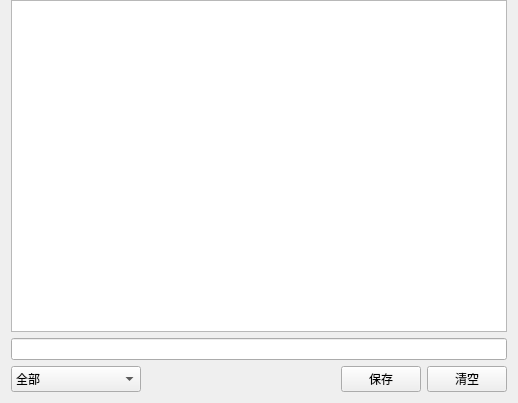
3548848289/UniFileHub, file ClipBoard/ui/ClipboardView.ui: the form before one commit.
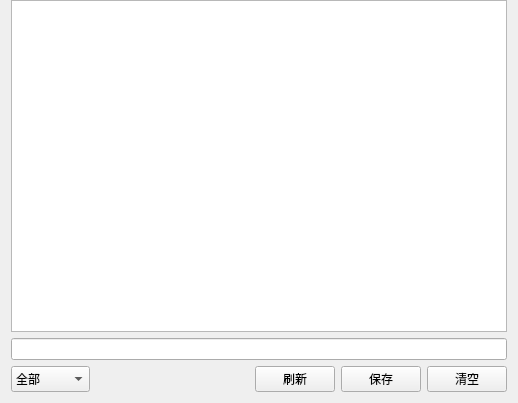
The form after the commit.

```diff
--- a/ClipBoard/ui/ClipboardView.ui
+++ b/ClipBoard/ui/ClipboardView.ui
@@ -18,7 +18,7 @@
     <number>0</number>
    </property>
    <item row="2" column="0">
-    <layout class="QHBoxLayout" name="horizontalLayout" stretch="2,3,1,1">
+    <layout class="QHBoxLayout" name="horizontalLayout" stretch="2,4,1,1,1">
      <item>
       <widget class="QComboBox" name="typeComboBox">
        <property name="sizePolicy">
@@ -62,6 +62,19 @@
        </property>
       </spacer>
      </item>
+     <item>
+      <widget class="QPushButton" name="refreshButton">
+       <property name="sizePolicy">
+        <sizepolicy hsizetype="Minimum" vsizetype="Preferred">
+         <horstretch>0</horstretch>
+         <verstretch>0</verstretch>
+        </sizepolicy>
+       </property>
+       <property name="text">
+        <string>刷新</string>
+       </property>
+      </widget>
+     </item>
      <item>
       <widget class="QPushButton" name="saveButton">
        <property name="sizePolicy">
```
